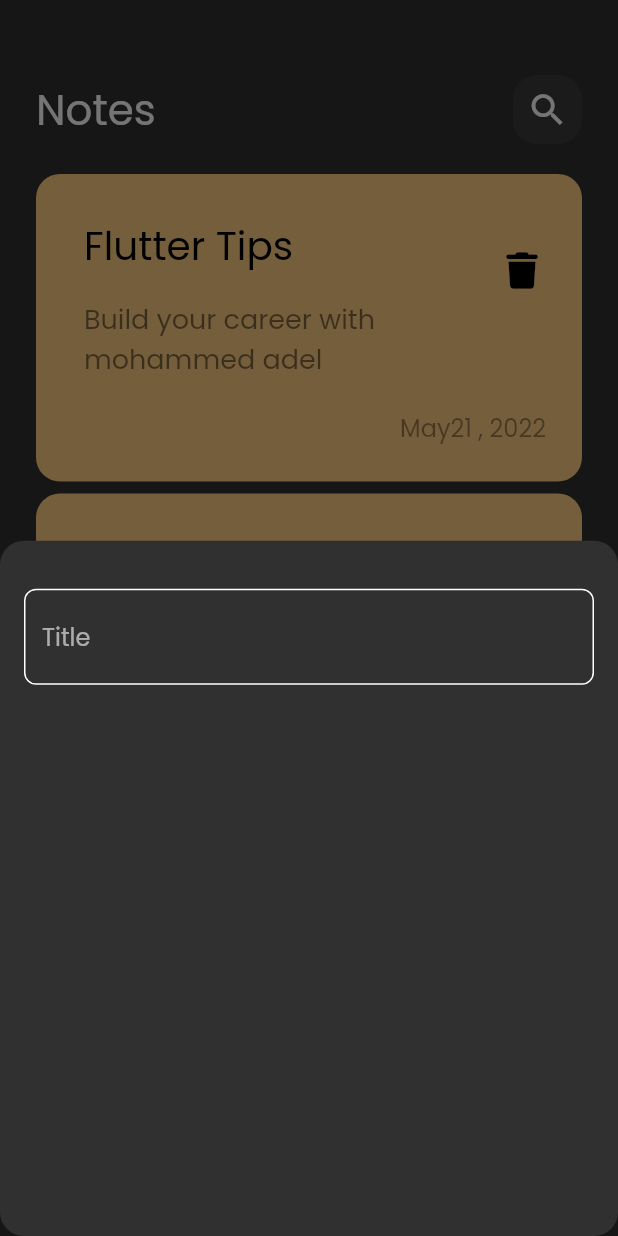
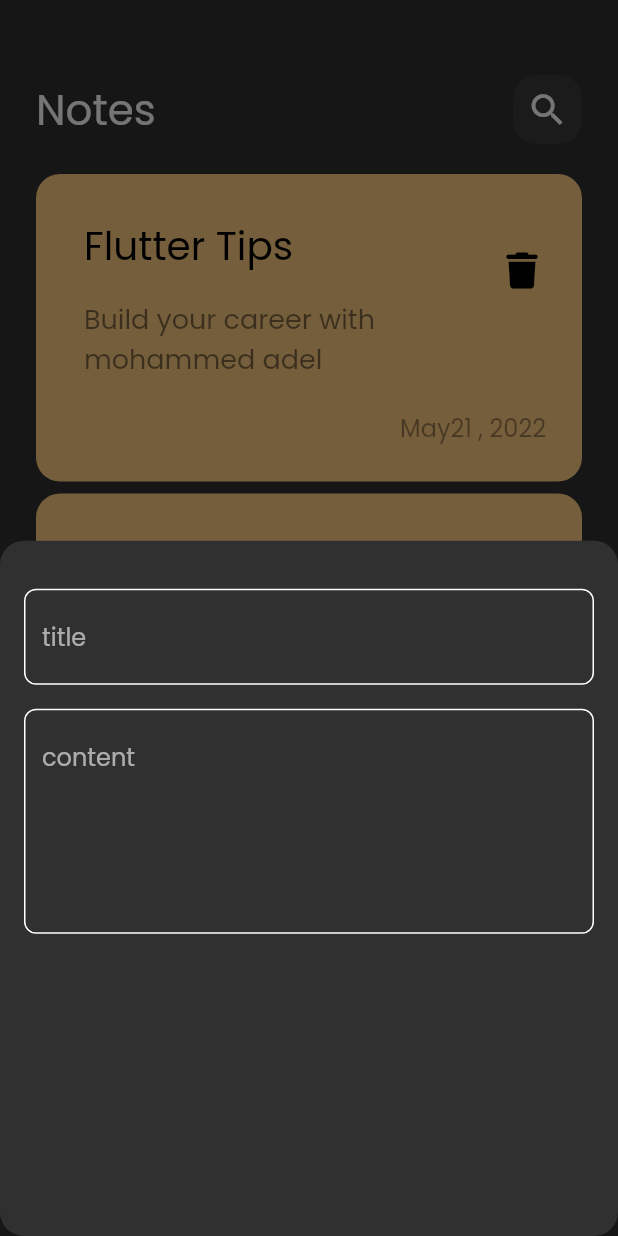
Before and after one commit to MohammedAdel1111/notes_app, a Flutter app: the screen it shows after launch, after a tap on the "add" icon, on a phone screen of 412 x 824 dp. Run offline on Flutter 3.47's test engine with Material 2 defaults, Android fonts, the phone set to English and light mode, and no system bars; our stand-ins replace font_awesome_flutter.

Commit message:
add fields to bottom shhet

```diff
--- a/lib/widgets/add_note_bottom_sheet.dart
+++ b/lib/widgets/add_note_bottom_sheet.dart
@@ -9,9 +9,16 @@ class AddNoteBottomSheet extends StatelessWidget {
     return Padding(
       padding: const EdgeInsets.symmetric(horizontal: 16),
       child: Column(
-        children: [
+        children: const [
           SizedBox(height: 32),
-          CustomTextField(),
+          CustomTextField(
+            hint: 'title',
+          ),
+          SizedBox(height: 16),
+          CustomTextField(
+            hint: 'content',
+            maxLines: 5,
+          ),
         ],
       ),
     );
--- a/lib/widgets/custom_text_field.dart
+++ b/lib/widgets/custom_text_field.dart
@@ -4,14 +4,18 @@ import 'package:flutter/src/widgets/framework.dart';
 import 'package:notes_app/constants.dart';
 
 class CustomTextField extends StatelessWidget {
-  const CustomTextField({super.key});
+  const CustomTextField({super.key, required this.hint, this.maxLines = 1});
+
+  final String hint;
+  final int maxLines;
 
   @override
   Widget build(BuildContext context) {
     return TextField(
       cursorColor: KPrimaryColor,
+      maxLines: maxLines,
       decoration: InputDecoration(
-        hintText: 'Title',
+        hintText: hint,
         border: buildBorder(),
         enabledBorder: buildBorder(),
         focusedBorder: buildBorder(KPrimaryColor),
```
